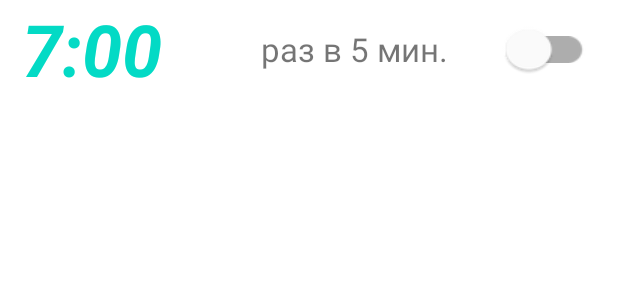
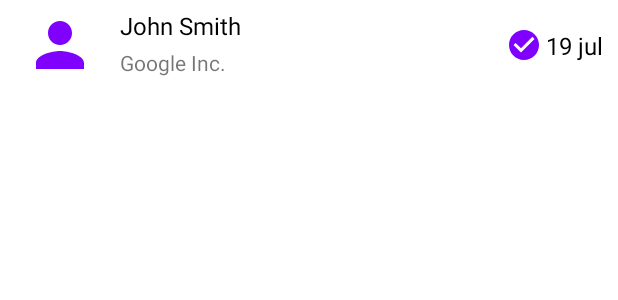
Before and after one commit to AlexeyZhulanov/Messenger, an Android app: the layout item_messenger.xml on its own in the app's theme, with its tools: preview values and no code run, on a phone screen of 412 x 824 dp. Shown: the top 300 px of the screen. Run offline under Robolectric (Android 15) with nearby library versions, the phone set to English and light mode, and no system bars.

Commit message:
in progress

```diff
--- /dev/null
+++ b/app/src/main/res/drawable/ic_check.xml
@@ -0,0 +1,5 @@
+<vector xmlns:android="http://schemas.android.com/apk/res/android" android:height="24dp" android:tint="#7F00FD" android:viewportHeight="24" android:viewportWidth="24" android:width="24dp">
+
+    <path android:fillColor="@android:color/white" android:pathData="M9,16.17L4.83,12l-1.42,1.41L9,19 21,7l-1.41,-1.41z"/>
+
+</vector>
--- /dev/null
+++ b/app/src/main/res/drawable/ic_check_circle.xml
@@ -0,0 +1,5 @@
+<vector xmlns:android="http://schemas.android.com/apk/res/android" android:height="24dp" android:tint="#7F00FD" android:viewportHeight="24" android:viewportWidth="24" android:width="24dp">
+
+    <path android:fillColor="@android:color/white" android:pathData="M12,2C6.48,2 2,6.48 2,12s4.48,10 10,10 10,-4.48 10,-10S17.52,2 12,2zM10,17l-5,-5 1.41,-1.41L10,14.17l7.59,-7.59L19,8l-9,9z"/>
+
+</vector>
--- /dev/null
+++ b/app/src/main/res/drawable/ic_circle.xml
@@ -0,0 +1,5 @@
+<vector xmlns:android="http://schemas.android.com/apk/res/android" android:height="24dp" android:tint="#7F00FD" android:viewportHeight="24" android:viewportWidth="24" android:width="24dp">
+
+    <path android:fillColor="@android:color/white" android:pathData="M12,2C6.47,2 2,6.47 2,12s4.47,10 10,10 10,-4.47 10,-10S17.53,2 12,2z"/>
+
+</vector>
--- /dev/null
+++ b/app/src/main/res/drawable/ic_user_avatar.xml
@@ -0,0 +1,5 @@
+<vector xmlns:android="http://schemas.android.com/apk/res/android" android:height="48dp" android:tint="#7F00FD" android:viewportHeight="24" android:viewportWidth="24" android:width="48dp">
+
+    <path android:fillColor="@android:color/white" android:pathData="M12,12c2.21,0 4,-1.79 4,-4s-1.79,-4 -4,-4 -4,1.79 -4,4 1.79,4 4,4zM12,14c-2.67,0 -8,1.34 -8,4v2h16v-2c0,-2.66 -5.33,-4 -8,-4z"/>
+
+</vector>
--- a/app/src/main/res/layout/item_messenger.xml
+++ b/app/src/main/res/layout/item_messenger.xml
@@ -1,74 +1,98 @@
 <?xml version="1.0" encoding="utf-8"?>
-<androidx.constraintlayout.widget.ConstraintLayout xmlns:android="http://schemas.android.com/apk/res/android"
+<androidx.constraintlayout.widget.ConstraintLayout
+    xmlns:android="http://schemas.android.com/apk/res/android"
     xmlns:app="http://schemas.android.com/apk/res-auto"
+    xmlns:tools="http://schemas.android.com/tools"
     android:layout_width="match_parent"
     android:layout_height="wrap_content"
-    xmlns:tools="http://schemas.android.com/tools"
-    tools:ignore="HardcodedText"
-    android:orientation="vertical">
+    android:background="?android:attr/selectableItemBackground">
+
+    <ImageView
+        android:id="@+id/photoImageView"
+        android:layout_width="48dp"
+        android:layout_height="48dp"
+        android:layout_marginStart="16dp"
+        android:layout_marginTop="6dp"
+        tools:src="@drawable/ic_user_avatar"
+        app:layout_constraintStart_toStartOf="parent"
+        app:layout_constraintTop_toTopOf="parent" />
+
+    <TextView
+        android:id="@+id/userNameTextView"
+        android:layout_width="0dp"
+        android:layout_height="wrap_content"
+        android:textSize="16sp"
+        android:textColor="@color/black"
+        android:layout_marginStart="16dp"
+        android:lines="1"
+        android:ellipsize="end"
+        tools:text="John Smith"
+        app:layout_constraintTop_toTopOf="@id/photoImageView"
+        app:layout_constraintStart_toEndOf="@id/photoImageView"
+        app:layout_constraintEnd_toStartOf="@id/ic_check"/>
+
+    <TextView
+        android:id="@+id/userCompanyTextView"
+        android:layout_width="0dp"
+        android:layout_height="wrap_content"
+        android:lines="1"
+        android:ellipsize="end"
+        android:textSize="14sp"
+        android:layout_marginTop="4dp"
+        tools:text="Google Inc."
+        app:layout_constraintTop_toBottomOf="@id/userNameTextView"
+        app:layout_constraintStart_toStartOf="@id/userNameTextView"
+        app:layout_constraintEnd_toStartOf="@id/ic_check"/>
+
+    <ImageView
+        android:id="@+id/ic_check"
+        android:layout_width="40dp"
+        android:layout_height="40dp"
+        android:src="@drawable/ic_check"
+        android:layout_marginEnd="-5dp"
+        android:padding="8dp"
+        android:visibility="invisible"
+        android:background="?android:attr/selectableItemBackgroundBorderless"
+        app:layout_constraintTop_toTopOf="@id/dateText"
+        app:layout_constraintBottom_toBottomOf="@id/dateText"
+        app:layout_constraintEnd_toStartOf="@id/dateText"/>
+
+    <ImageView
+        android:id="@+id/ic_check2"
+        android:layout_width="40dp"
+        android:layout_height="40dp"
+        android:src="@drawable/ic_check_circle"
+        android:layout_marginEnd="-5dp"
+        android:padding="8dp"
+        android:background="?android:attr/selectableItemBackgroundBorderless"
+        app:layout_constraintTop_toTopOf="@id/dateText"
+        app:layout_constraintBottom_toBottomOf="@id/dateText"
+        app:layout_constraintEnd_toStartOf="@id/dateText"/>
 
 
     <TextView
-        android:id="@+id/timeTextView"
+        android:id="@+id/dateText"
         android:layout_width="0dp"
-        android:layout_height="65dp"
-        android:autoSizeTextType="uniform"
-        android:autoSizeMinTextSize="20sp"
-        android:autoSizeMaxTextSize="100sp"
-        android:autoSizeStepGranularity="2sp"
-        android:textStyle="bold|italic"
-        android:gravity="center"
-        android:textColor="?attr/colorAccent"
-        app:layout_constraintStart_toStartOf="parent"
+        android:layout_height="wrap_content"
+        android:textSize="16sp"
+        android:textColor="@color/black"
+        tools:text="19 jul"
+        android:layout_marginEnd="10dp"
+        android:background="?android:attr/selectableItemBackgroundBorderless"
         app:layout_constraintTop_toTopOf="parent"
-        app:layout_constraintEnd_toStartOf="@id/intervalTextView"
-        app:layout_constraintHorizontal_chainStyle="spread_inside"
-        app:layout_constraintWidth_percent="0.3"
-        tools:text="7:00" />
+        app:layout_constraintBottom_toBottomOf="parent"
+        app:layout_constraintEnd_toEndOf="parent"/>
 
-    <TextView
-        android:id="@+id/intervalTextView"
-        android:layout_width="0dp"
-        android:layout_height="30dp"
-        android:gravity="center"
-        android:autoSizeTextType="uniform"
-        android:autoSizeMinTextSize="10sp"
-        android:autoSizeMaxTextSize="22sp"
-        android:autoSizeStepGranularity="2sp"
-        app:layout_constraintTop_toTopOf="parent"
-        app:layout_constraintStart_toEndOf="@id/timeTextView"
-        app:layout_constraintEnd_toStartOf="@id/switch1"
-        app:layout_constraintBottom_toBottomOf="@id/timeTextView"
-        app:layout_constraintWidth_percent="0.4"
-        android:layout_marginStart="5dp"
-        android:maxLines="1"
-        android:maxLength="16"
-        android:ellipsize="end"
-        tools:text="раз в 5 мин." />
-
-    <com.google.android.material.switchmaterial.SwitchMaterial
-        android:id="@+id/switch1"
+    <androidx.constraintlayout.widget.Barrier
+        android:id="@+id/barrier"
         android:layout_width="wrap_content"
         android:layout_height="wrap_content"
-        android:scaleX="1.5"
-        android:scaleY="1.3"
-        android:layout_marginEnd="20dp"
-        android:visibility="visible"
-        app:layout_constraintTop_toTopOf="parent"
-        app:layout_constraintStart_toEndOf="@id/intervalTextView"
-        app:layout_constraintEnd_toEndOf="parent"
-        app:layout_constraintBottom_toBottomOf="@id/timeTextView"
-        app:layout_constraintWidth_percent="0.15" />
-    <CheckBox
-        android:id="@+id/checkBox"
+        app:constraint_referenced_ids="photoImageView,userCompanyTextView"
+        app:barrierDirection="bottom"/>
+
+    <Space
         android:layout_width="wrap_content"
-        android:layout_height="wrap_content"
-        android:scaleX="1.5"
-        android:scaleY="1.3"
-        android:visibility="invisible"
-        app:layout_goneMarginEnd="0dp"
-        app:layout_constraintTop_toTopOf="parent"
-        app:layout_constraintStart_toEndOf="@id/intervalTextView"
-        app:layout_constraintEnd_toEndOf="parent"
-        app:layout_constraintBottom_toBottomOf="@id/timeTextView" />
+        android:layout_height="6dp"
+        app:layout_constraintTop_toBottomOf="@id/barrier"/>
+
 </androidx.constraintlayout.widget.ConstraintLayout>
```
